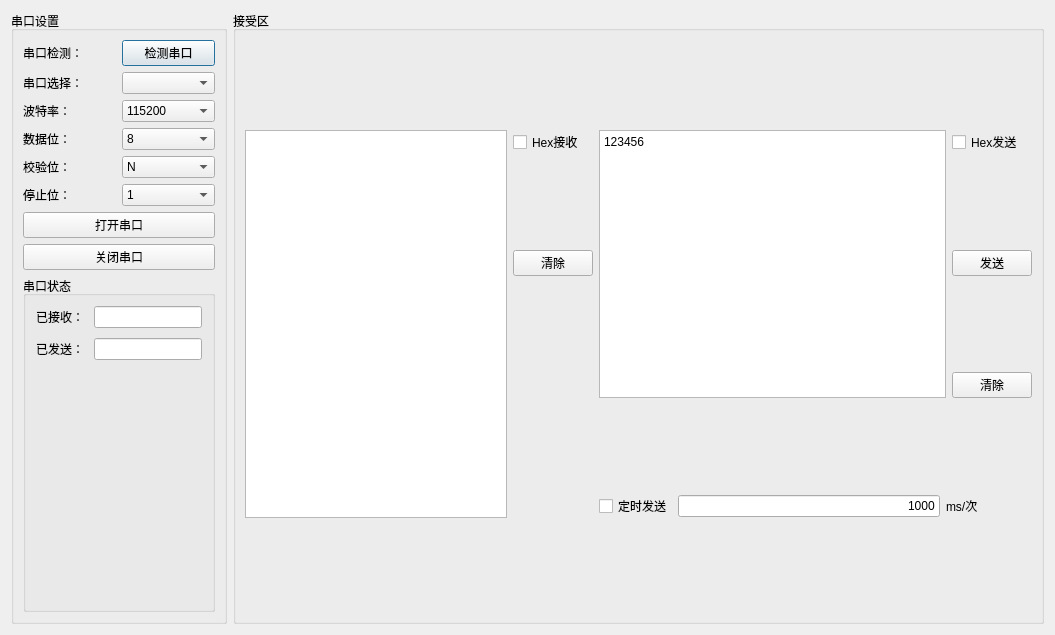
Old version of the form SerialHelper_gui.ui in the repository ecstayalive/SerialHelper.
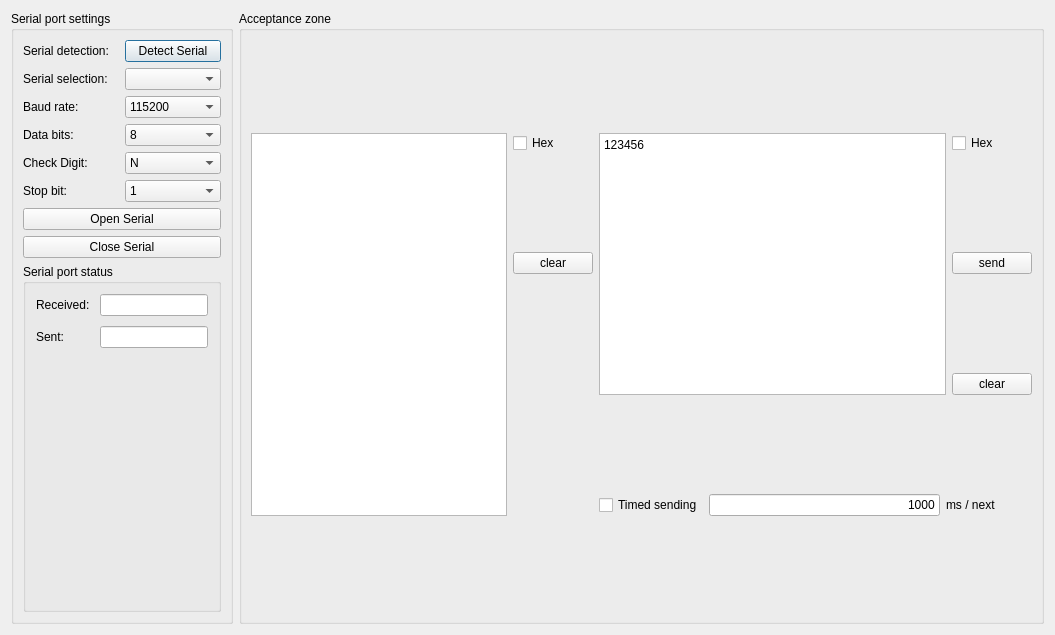
New version of the form.

Diff of the .ui file:
```diff
--- a/SerialHelper_gui.ui
+++ b/SerialHelper_gui.ui
@@ -17,7 +17,7 @@
    <item row="0" column="1">
     <widget class="QGroupBox" name="verticalGroupBox">
      <property name="title">
-      <string>接受区</string>
+      <string>Acceptance zone</string>
      </property>
      <layout class="QGridLayout" name="gridLayout_3">
       <item row="0" column="0" rowspan="4">
@@ -26,7 +26,7 @@
       <item row="0" column="1">
        <widget class="QCheckBox" name="hex_receive">
         <property name="text">
-         <string>Hex接收</string>
+         <string>Hex</string>
         </property>
        </widget>
       </item>
@@ -44,35 +44,35 @@
       <item row="0" column="5">
        <widget class="QCheckBox" name="hex_send">
         <property name="text">
-         <string>Hex发送</string>
+         <string>Hex</string>
         </property>
        </widget>
       </item>
       <item row="1" column="1">
        <widget class="QPushButton" name="s2__clear_button">
         <property name="text">
-         <string>清除</string>
+         <string>clear</string>
         </property>
        </widget>
       </item>
       <item row="1" column="5">
        <widget class="QPushButton" name="s3__send_button">
         <property name="text">
-         <string>发送</string>
+         <string>send</string>
         </property>
        </widget>
       </item>
       <item row="2" column="5">
        <widget class="QPushButton" name="s3__clear_button">
         <property name="text">
-         <string>清除</string>
+         <string>clear</string>
         </property>
        </widget>
       </item>
       <item row="3" column="2">
        <widget class="QCheckBox" name="timer_send_cb">
         <property name="text">
-         <string>定时发送</string>
+         <string>Timed sending</string>
         </property>
        </widget>
       </item>
@@ -89,7 +89,7 @@
       <item row="3" column="4" colspan="2">
        <widget class="QLabel" name="dw">
         <property name="text">
-         <string>ms/次</string>
+         <string>ms / next</string>
         </property>
        </widget>
       </item>
@@ -102,20 +102,20 @@
    <item row="0" column="0">
     <widget class="QGroupBox" name="formGroupBox">
      <property name="title">
-      <string>串口设置</string>
+      <string>Serial port settings</string>
      </property>
      <layout class="QGridLayout" name="gridLayout">
       <item row="4" column="0">
        <widget class="QLabel" name="s1__lb_5">
         <property name="text">
-         <string>校验位：</string>
+         <string>Check Digit:</string>
         </property>
        </widget>
       </item>
       <item row="0" column="1">
        <widget class="QPushButton" name="s1__box_1">
         <property name="text">
-         <string>检测串口</string>
+         <string>Detect Serial</string>
         </property>
         <property name="autoRepeatInterval">
          <number>100</number>
@@ -128,21 +128,21 @@
       <item row="3" column="0">
        <widget class="QLabel" name="s1__lb_4">
         <property name="text">
-         <string>数据位：</string>
+         <string>Data bits:</string>
         </property>
        </widget>
       </item>
       <item row="1" column="0">
        <widget class="QLabel" name="s1__lb_2">
         <property name="text">
-         <string>串口选择：</string>
+         <string>Serial selection:</string>
         </property>
        </widget>
       </item>
       <item row="5" column="0">
        <widget class="QLabel" name="s1__lb_6">
         <property name="text">
-         <string>停止位：</string>
+         <string>Stop bit:</string>
         </property>
        </widget>
       </item>
@@ -222,7 +222,7 @@
       <item row="2" column="0">
        <widget class="QLabel" name="s1__lb_3">
         <property name="text">
-         <string>波特率：</string>
+         <string>Baud rate:</string>
         </property>
        </widget>
       </item>
@@ -265,28 +265,28 @@
       <item row="0" column="0">
        <widget class="QLabel" name="s1__lb_1">
         <property name="text">
-         <string>串口检测：</string>
+         <string>Serial detection:</string>
         </property>
        </widget>
       </item>
       <item row="6" column="0" colspan="2">
        <widget class="QPushButton" name="open_button">
         <property name="text">
-         <string>打开串口</string>
+         <string>Open Serial</string>
         </property>
        </widget>
       </item>
       <item row="7" column="0" colspan="2">
        <widget class="QPushButton" name="close_button">
         <property name="text">
-         <string>关闭串口</string>
+         <string>Close Serial</string>
         </property>
        </widget>
       </item>
       <item row="8" column="0" colspan="2">
        <widget class="QGroupBox" name="formGroupBox">
         <property name="title">
-         <string>串口状态</string>
+         <string>Serial port status</string>
         </property>
         <layout class="QFormLayout" name="formLayout_2">
          <property name="horizontalSpacing">
@@ -310,7 +310,7 @@
          <item row="0" column="0">
           <widget class="QLabel" name="label">
            <property name="text">
-            <string>已接收：</string>
+            <string>Received:</string>
            </property>
           </widget>
          </item>
@@ -323,7 +323,7 @@
          <item row="1" column="0">
           <widget class="QLabel" name="label_2">
            <property name="text">
-            <string>已发送：</string>
+            <string>Sent:</string>
            </property>
           </widget>
          </item>
```
